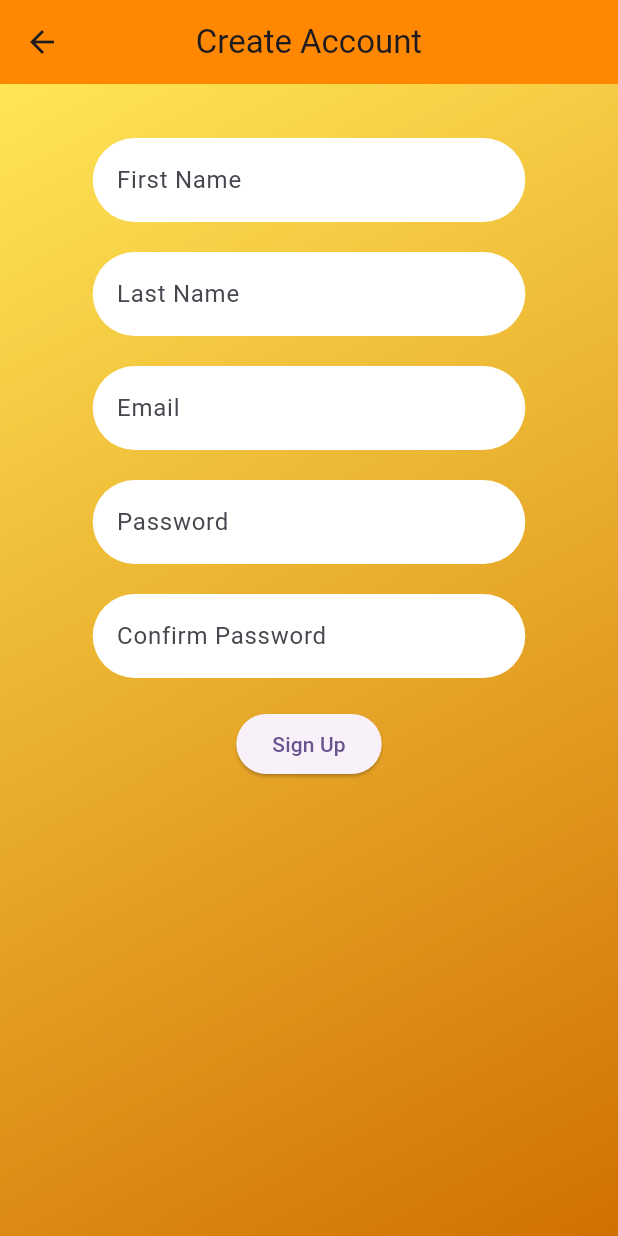
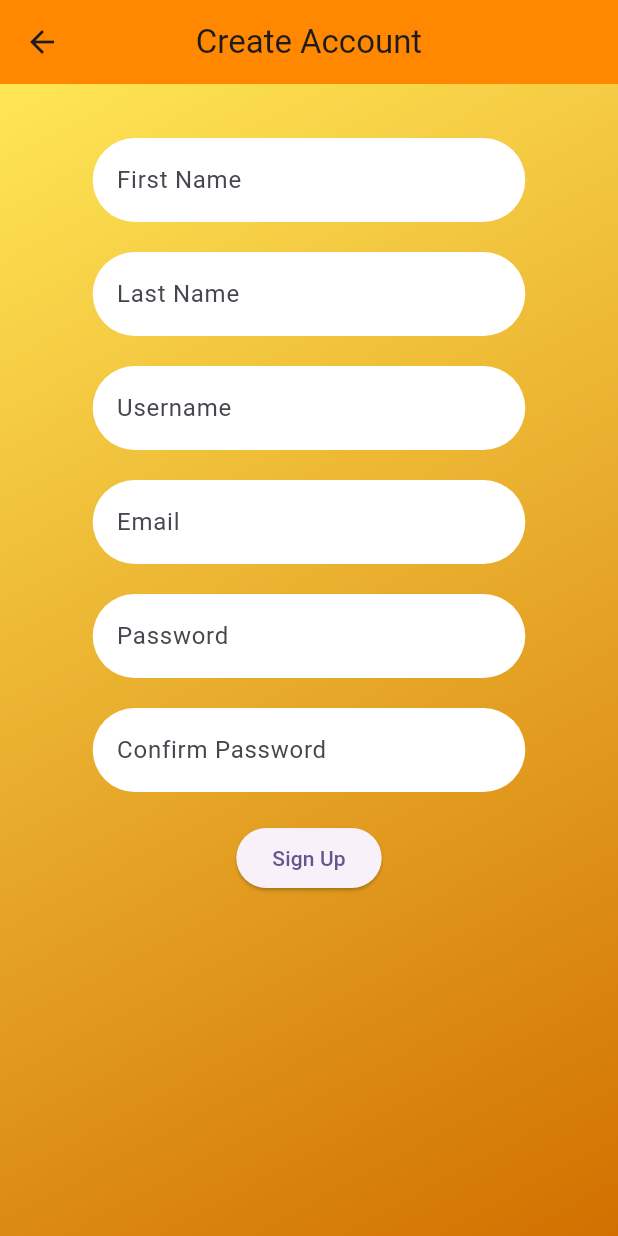
Before and after one commit to StrwbryPanda/SWE_6733_Group_3_Adventra, a Flutter app: the screen it shows after launch, after a tap on "Create an Account", on a phone screen of 412 x 824 dp. Run offline on Flutter 3.47's test engine with Material 3 defaults, Android fonts, the phone set to English and light mode, and no system bars.

Commit message:
Started home screen

```diff
--- a/swe_6733_group_3_adventura/lib/createaccount.dart
+++ b/swe_6733_group_3_adventura/lib/createaccount.dart
@@ -10,6 +10,7 @@ class CreateAccountPage extends StatefulWidget {
 class _CreateAccountPageState extends State<CreateAccountPage> {
   final _firstNameController = TextEditingController();
   final _lastNameController = TextEditingController();
+  final _usernameController = TextEditingController();
   final _emailController = TextEditingController();
   final _passwordController = TextEditingController();
   final _confirmPasswordController = TextEditingController();
@@ -32,6 +33,7 @@ class _CreateAccountPageState extends State<CreateAccountPage> {
     super.initState();
     _firstNameController.addListener(_updateFormValidation);
     _lastNameController.addListener(_updateFormValidation);
+    _usernameController.addListener(_updateFormValidation);
     _emailController.addListener(_updateFormValidation);
     _passwordController.addListener(_updateFormValidation);
     _confirmPasswordController.addListener(_updateFormValidation);
@@ -41,6 +43,7 @@ class _CreateAccountPageState extends State<CreateAccountPage> {
   void dispose() {
     _firstNameController.dispose();
     _lastNameController.dispose();
+    _usernameController.dispose();
     _emailController.dispose();
     _passwordController.dispose();
     _confirmPasswordController.dispose();
@@ -142,6 +145,41 @@ class _CreateAccountPageState extends State<CreateAccountPage> {
                   child: SizedBox(
                     width: MediaQuery.of(context).size.width * 0.7,
                     child: TextFormField(
+                      controller: _usernameController,
+                      decoration: InputDecoration(
+                        labelText: 'Username',
+                        filled: true,
+                        fillColor: Colors.white,
+                        border: OutlineInputBorder(
+                          borderRadius: BorderRadius.circular(30.0),
+                          borderSide: BorderSide.none,
+                        ),
+                        focusedBorder: OutlineInputBorder(
+                          borderRadius: BorderRadius.circular(30.0),
+                          borderSide: BorderSide(
+                            color: const Color.fromARGB(255, 255, 102, 0),
+                            width: 2.5,
+                          ),
+                        ),
+                      ),
+                      validator: (value) {
+                        if (value == null || value.isEmpty) {
+                          return 'Please enter a username';
+                        }
+                        if (value == 'name') { // FIREBASE AUTH NEEDED
+                          return 'Username already in use';
+                        }
+                        return null;
+                      },
+                    ),
+                  ),
+                ),
+                SizedBox(height: 20),
+                Align(
+                  alignment: Alignment.center,
+                  child: SizedBox(
+                    width: MediaQuery.of(context).size.width * 0.7,
+                    child: TextFormField(
                       controller: _emailController,
                       decoration: InputDecoration(
                         labelText: 'Email',
@@ -216,7 +254,7 @@ class _CreateAccountPageState extends State<CreateAccountPage> {
                             !RegExp(
                               r'[!@#$%^&*(),.?":{}|<>]',
                             ).hasMatch(value)) {
-                            return 'Password must contain at least one uppercase letter, one number, and one special character.';
+                            return 'Password must contain at least one uppercase letter, one number, and one special character';
                             }
                             return null;
                       },
--- a/swe_6733_group_3_adventura/lib/main.dart
+++ b/swe_6733_group_3_adventura/lib/main.dart
@@ -1,4 +1,5 @@
 import 'package:flutter/material.dart';
+import 'package:swe_6733_group_3_adventura/home.dart';
 import 'createaccount.dart';
 
 void main() {
@@ -174,6 +175,20 @@
                   child: Text('Create an Account'),
                 ),
               ),
+              SizedBox(height: 20),
+              Align(
+                child: ElevatedButton(
+                  onPressed: () {
+                    Navigator.push(
+                      context,
+                      MaterialPageRoute(
+                        builder: (context) => HomePage(),
+                      ),
+                    );
+                  },
+                  child: Text('Jump to Home >'),
+                ),
+              ),
             ],
           ),
         ),
```
Also changed, not shown: swe_6733_group_3_adventura/lib/home.dart (added, +150 -0 lines).
